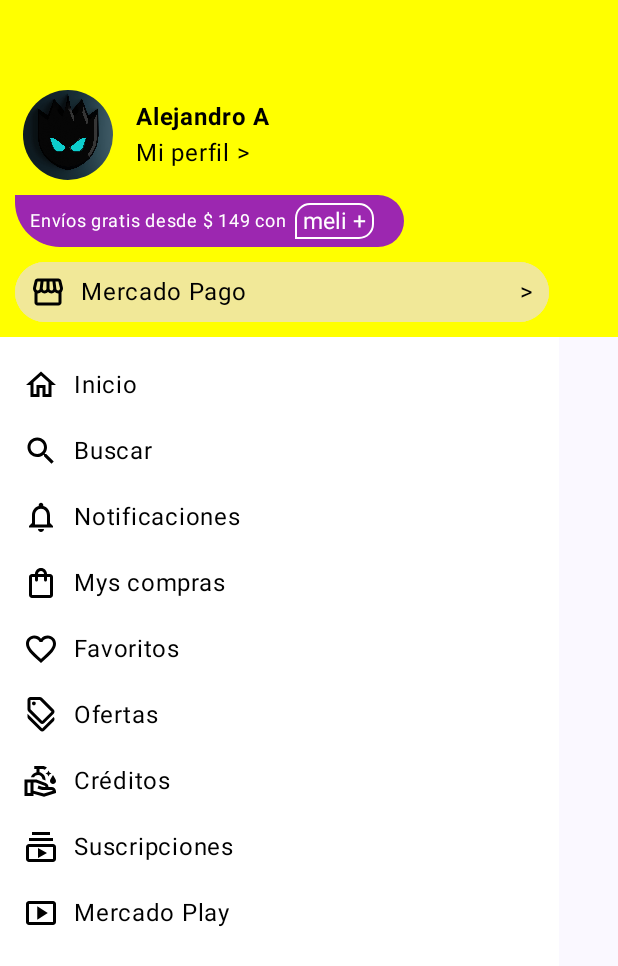
After one commit to alejandro342/BottomNavBar, an Android app built with Jetpack Compose: the composable MyDrawer shown on its own in the app's theme, on a phone screen of 412 x 824 dp. The commit adds this screen. Shown: the top 966 px of the screen. Run offline under Robolectric (Android 15) with nearby library versions, the phone set to English and light mode, and no system bars.

Commit message:
Diseño de Drawer
Se creo un diseño de un menú Drawer

Co-Authored-By: Alejandro Ambrosio <67438573+alejandro342@users.noreply.github.com>

```diff
--- a/app/src/main/java/com/alejandro_dev_links/bottomnavbar/MainActivity.kt
+++ b/app/src/main/java/com/alejandro_dev_links/bottomnavbar/MainActivity.kt
@@ -10,6 +10,7 @@
 import androidx.compose.runtime.Composable
 import androidx.compose.ui.Modifier
 import androidx.compose.ui.tooling.preview.Preview
+import com.alejandro_dev_links.bottomnavbar.presentation.navigationdrawer.components.NavigationDrawerContent
 import com.alejandro_dev_links.bottomnavbar.ui.theme.BottomNavBarTheme
 
 class MainActivity : ComponentActivity() {
@@ -22,25 +23,9 @@
                     modifier = Modifier.fillMaxSize(),
                     color = MaterialTheme.colorScheme.background
                 ) {
-                    Greeting("Android")
+                    NavigationDrawerContent()
                 }
             }
         }
     }
 }
-
-@Composable
-fun Greeting(name: String, modifier: Modifier = Modifier) {
-    Text(
-        text = "Hello $name!",
-        modifier = modifier
-    )
-}
-
-@Preview(showBackground = true)
-@Composable
-fun GreetingPreview() {
-    BottomNavBarTheme {
-        Greeting("Android")
-    }
-}
--- /dev/null
+++ b/app/src/main/java/com/alejandro_dev_links/bottomnavbar/presentation/navigationdrawer/components/MyDrawer.kt
@@ -0,0 +1,260 @@
+package com.alejandro_dev_links.bottomnavbar.presentation.navigationdrawer.components
+
+import androidx.compose.foundation.BorderStroke
+import androidx.compose.foundation.Image
+import androidx.compose.foundation.background
+import androidx.compose.foundation.layout.Arrangement
+import androidx.compose.foundation.layout.Column
+import androidx.compose.foundation.layout.Row
+import androidx.compose.foundation.layout.Spacer
+import androidx.compose.foundation.layout.fillMaxHeight
+import androidx.compose.foundation.layout.fillMaxWidth
+import androidx.compose.foundation.layout.height
+import androidx.compose.foundation.layout.padding
+import androidx.compose.foundation.layout.size
+import androidx.compose.foundation.layout.width
+import androidx.compose.foundation.shape.RoundedCornerShape
+import androidx.compose.material.ScaffoldState
+import androidx.compose.material.icons.Icons
+import androidx.compose.material.icons.filled.Storefront
+import androidx.compose.material.icons.outlined.CleanHands
+import androidx.compose.material.icons.outlined.Discount
+import androidx.compose.material.icons.outlined.FavoriteBorder
+import androidx.compose.material.icons.outlined.Home
+import androidx.compose.material.icons.outlined.Notifications
+import androidx.compose.material.icons.outlined.Search
+import androidx.compose.material.icons.outlined.ShoppingBag
+import androidx.compose.material.icons.outlined.SmartDisplay
+import androidx.compose.material.icons.outlined.Subscriptions
+import androidx.compose.material3.Card
+import androidx.compose.material3.CardDefaults
+import androidx.compose.material3.Text
+import androidx.compose.runtime.Composable
+import androidx.compose.ui.Alignment
+import androidx.compose.ui.Modifier
+import androidx.compose.ui.draw.clip
+import androidx.compose.ui.graphics.Color
+import androidx.compose.ui.layout.ContentScale
+import androidx.compose.ui.res.painterResource
+import androidx.compose.ui.text.font.FontWeight
+import androidx.compose.ui.unit.dp
+import androidx.compose.ui.unit.sp
+import com.alejandro_dev_links.bottomnavbar.R
+import com.alejandro_dev_links.bottomnavbar.ui.theme.MyColorPurple
+import com.alejandro_dev_links.bottomnavbar.ui.theme.MyColorYellow
+import kotlinx.coroutines.CoroutineScope
+
+@Composable
+fun MyDrawer(
+    scope: CoroutineScope,
+    scaffoldState: ScaffoldState
+) {
+
+    Column(modifier = Modifier.fillMaxHeight()) {
+        Column(
+            modifier = Modifier
+                .background(Color.Yellow)
+                .fillMaxWidth(),
+            verticalArrangement = Arrangement.Center
+        ) {
+            Spacer(modifier = Modifier.height(60.dp))
+            Row(modifier = Modifier, verticalAlignment = Alignment.CenterVertically) {
+                Spacer(modifier = Modifier.width(15.dp))
+                Image(
+                    painterResource(
+                        id = R.drawable.profile
+                    ),
+                    contentDescription = "",
+                    modifier = Modifier
+                        .size(60.dp)
+                        .clip(
+                            shape = RoundedCornerShape(
+                                50
+                            )
+                        ),
+                    contentScale = ContentScale.Crop,
+                    alignment = Alignment.CenterStart
+                )
+                Spacer(modifier = Modifier.width(15.dp))
+                Column {
+                    Text(
+                        text = "Alejandro A",
+                        color = Color.Black,
+                        fontWeight = FontWeight.Bold,
+                        fontSize = 16.sp
+                    )
+                    Text(text = "Mi perfil >", color = Color.Black)
+                }
+            }
+            Spacer(modifier = Modifier.height(10.dp))
+            Card(
+                modifier = Modifier
+                    .padding(horizontal = 10.dp),
+                colors = CardDefaults.cardColors(
+                    containerColor = MyColorPurple,
+                    contentColor = Color.White
+                ),
+                shape = RoundedCornerShape(
+                    topStart = 0.dp,
+                    topEnd = 30.dp,
+                    bottomStart = 30.dp,
+                    bottomEnd = 30.dp
+                )
+
+            ) {
+                Row(
+                    modifier = Modifier.padding(
+                        start = 10.dp,
+                        top = 5.dp,
+                        bottom = 5.dp,
+                        end = 20.dp
+                    )
+                ) {
+                    Text(
+                        text = "Envíos gratis desde $ 149 con",
+                        fontSize = 12.sp,
+                        color = Color.White
+                    )
+                    Spacer(modifier = Modifier.width(5.dp))
+                    Card(
+                        modifier = Modifier,
+                        shape = RoundedCornerShape(
+                            topStart = 10.dp,
+                            topEnd = 10.dp,
+                            bottomStart = 0.dp,
+                            bottomEnd = 10.dp
+                        ),
+                        colors = CardDefaults.cardColors(
+                            containerColor = Color.Transparent
+                        ),
+                        border = BorderStroke(1.dp, Color.White)
+                    ) {
+                        Text(
+                            text = "meli +",
+                            fontSize = 15.sp,
+                            color = Color.White,
+                            modifier = Modifier.padding(horizontal = 5.dp)
+                        )
+                    }
+                }
+            }
+            Spacer(modifier = Modifier.height(10.dp))
+            Card(
+                modifier = Modifier
+                    .padding(horizontal = 10.dp),
+                shape = RoundedCornerShape(
+                    topStart = 20.dp,
+                    topEnd = 20.dp,
+                    bottomStart = 20.dp,
+                    bottomEnd = 20.dp
+                )
+            ) {
+                Row(
+                    modifier = Modifier
+                        .background(MyColorYellow)
+                        .padding(horizontal = 10.dp)
+                        .height(40.dp),
+                    verticalAlignment = Alignment.CenterVertically,
+                    horizontalArrangement = Arrangement.Center,
+                ) {
+                    Image(imageVector = Icons.Default.Storefront, contentDescription = "")
+                    Spacer(modifier = Modifier.width(10.dp))
+                    Text(text = "Mercado Pago", color = Color.Black)
+                    Spacer(modifier = Modifier.fillMaxWidth(0.8f))
+                    Text(text = ">", color = Color.Black)
+                }
+
+            }
+            Spacer(modifier = Modifier.height(10.dp))
+        }
+        Column(
+            modifier = Modifier
+                .background(Color.White)
+                .padding(start = 15.dp)
+                .fillMaxHeight()
+                .fillMaxWidth(0.9f)
+        ) {
+            Spacer(modifier = Modifier.height(20.dp))
+            Row(
+                modifier = Modifier,
+                verticalAlignment = Alignment.CenterVertically
+            ) {
+                Image(imageVector = Icons.Outlined.Home, contentDescription = "")
+                Spacer(modifier = Modifier.width(10.dp))
+                Text(text = "Inicio", color = Color.Black)
+            }
+            Spacer(modifier = Modifier.height(20.dp))
+            Row(
+                modifier = Modifier,
+                verticalAlignment = Alignment.CenterVertically
+            ) {
+                Image(imageVector = Icons.Outlined.Search, contentDescription = "")
+                Spacer(modifier = Modifier.width(10.dp))
+                Text(text = "Buscar", color = Color.Black)
+            }
+            Spacer(modifier = Modifier.height(20.dp))
+            Row(
+                modifier = Modifier,
+                verticalAlignment = Alignment.CenterVertically
+            ) {
+                Image(imageVector = Icons.Outlined.Notifications, contentDescription = "")
+                Spacer(modifier = Modifier.width(10.dp))
+                Text(text = "Notificaciones", color = Color.Black)
+            }
+            Spacer(modifier = Modifier.height(20.dp))
+            Row(
+                modifier = Modifier,
+                verticalAlignment = Alignment.CenterVertically
+            ) {
+                Image(imageVector = Icons.Outlined.ShoppingBag, contentDescription = "")
+                Spacer(modifier = Modifier.width(10.dp))
+                Text(text = "Mys compras", color = Color.Black)
+            }
+            Spacer(modifier = Modifier.height(20.dp))
+            Row(
+                modifier = Modifier,
+                verticalAlignment = Alignment.CenterVertically
+            ) {
+                Image(imageVector = Icons.Outlined.FavoriteBorder, contentDescription = "")
+                Spacer(modifier = Modifier.width(10.dp))
+                Text(text = "Favoritos", color = Color.Black)
+            }
+            Spacer(modifier = Modifier.height(20.dp))
+            Row(
+                modifier = Modifier,
+                verticalAlignment = Alignment.CenterVertically
+            ) {
+                Image(imageVector = Icons.Outlined.Discount, contentDescription = "")
+                Spacer(modifier = Modifier.width(10.dp))
+                Text(text = "Ofertas", color = Color.Black)
+            }
+            Spacer(modifier = Modifier.height(20.dp))
+            Row(
+                modifier = Modifier,
+                verticalAlignment = Alignment.CenterVertically
+            ) {
+                Image(imageVector = Icons.Outlined.CleanHands, contentDescription = "")
+                Spacer(modifier = Modifier.width(10.dp))
+                Text(text = "Créditos", color = Color.Black)
+            }
+            Spacer(modifier = Modifier.height(20.dp))
+            Row(
+                modifier = Modifier,
+                verticalAlignment = Alignment.CenterVertically
+            ) {
+                Image(imageVector = Icons.Outlined.Subscriptions, contentDescription = "")
+                Spacer(modifier = Modifier.width(10.dp))
+                Text(text = "Suscripciones", color = Color.Black)
+            }
+            Spacer(modifier = Modifier.height(20.dp))
+            Row(
+                modifier = Modifier,
+                verticalAlignment = Alignment.CenterVertically
+            ) {
+                Image(imageVector = Icons.Outlined.SmartDisplay, contentDescription = "")
+                Spacer(modifier = Modifier.width(10.dp))
+                Text(text = "Mercado Play", color = Color.Black)
+            }
+        }
+    }
+}
--- /dev/null
+++ b/app/src/main/java/com/alejandro_dev_links/bottomnavbar/presentation/navigationdrawer/components/MyTopBar.kt
@@ -0,0 +1,58 @@
+package com.alejandro_dev_links.bottomnavbar.presentation.navigationdrawer.components
+
+import androidx.compose.material.IconButton
+import androidx.compose.material.ScaffoldState
+import androidx.compose.material.TopAppBar
+import androidx.compose.material.icons.Icons
+import androidx.compose.material.icons.filled.Menu
+import androidx.compose.material.icons.filled.Search
+import androidx.compose.material.icons.filled.Settings
+import androidx.compose.material.icons.outlined.Menu
+import androidx.compose.material.icons.outlined.Search
+import androidx.compose.material.icons.outlined.Settings
+import androidx.compose.material3.ExperimentalMaterial3Api
+import androidx.compose.material3.Icon
+import androidx.compose.material3.Text
+import androidx.compose.material3.TopAppBarDefaults
+import androidx.compose.runtime.Composable
+import androidx.compose.ui.Modifier
+import androidx.compose.ui.graphics.Color
+import kotlinx.coroutines.CoroutineScope
+import kotlinx.coroutines.launch
+
+@OptIn(ExperimentalMaterial3Api::class)
+@Composable
+fun MyTopBar(
+    scope: CoroutineScope,
+    scaffoldState: ScaffoldState
+) {
+
+        TopAppBar(title = { Text(text = "Menu", color = Color.White) },
+            navigationIcon = {
+                IconButton(onClick = {
+                    scope.launch {
+                        scaffoldState.drawerState.open()
+                    }
+                }) {
+                    Icon(
+                        imageVector = Icons.Outlined.Menu, contentDescription = null,
+                        tint = Color.White
+                    )
+                }
+            },
+            actions = {
+                IconButton(onClick = { /*TODO: Display SnapBar*/ }, modifier = Modifier) {
+                    Icon(
+                        imageVector = Icons.Outlined.Search, contentDescription = null,
+                        tint = Color.White
+                    )
+                }
+                IconButton(onClick = { /*TODO: Display Settings*/ }) {
+                    Icon(
+                        imageVector = Icons.Outlined.Settings, contentDescription = null,
+                        tint = Color.White
+                    )
+                }
+            })
+
+}
--- /dev/null
+++ b/app/src/main/java/com/alejandro_dev_links/bottomnavbar/presentation/navigationdrawer/components/NavigationDrawerContent.kt
@@ -0,0 +1,35 @@
+package com.alejandro_dev_links.bottomnavbar.presentation.navigationdrawer.components
+
+import android.annotation.SuppressLint
+import androidx.compose.material.DrawerValue
+import androidx.compose.material.Scaffold
+import androidx.compose.material.rememberDrawerState
+import androidx.compose.material.rememberScaffoldState
+import androidx.compose.material3.ExperimentalMaterial3Api
+import androidx.compose.material3.TopAppBarDefaults
+import androidx.compose.runtime.Composable
+import androidx.compose.runtime.rememberCoroutineScope
+import androidx.compose.ui.unit.dp
+
+@OptIn(ExperimentalMaterial3Api::class)
+@SuppressLint("UnusedMaterialScaffoldPaddingParameter")
+
+@Composable
+fun NavigationDrawerContent() {
+    val scaffoldState = rememberScaffoldState(
+        drawerState = rememberDrawerState(initialValue = DrawerValue.Closed)
+    )
+    val scope = rememberCoroutineScope()
+    Scaffold(
+        scaffoldState = scaffoldState,
+        topBar = {
+            MyTopBar(scope = scope, scaffoldState = scaffoldState)
+        },
+        drawerContent = {
+            MyDrawer(scope = scope, scaffoldState = scaffoldState)
+        },
+        drawerElevation = 20.dp,
+        drawerGesturesEnabled = true
+    ) {
+    }
+}
--- a/app/src/main/java/com/alejandro_dev_links/bottomnavbar/ui/theme/Color.kt
+++ b/app/src/main/java/com/alejandro_dev_links/bottomnavbar/ui/theme/Color.kt
@@ -9,3 +9,7 @@
 val Purple40 = Color(0xFF6650a4)
 val PurpleGrey40 = Color(0xFF625b71)
 val Pink40 = Color(0xFF7D5260)
+
+val MyColorPurple = Color(0xFF9C27B0)
+val MyColorPurple2 = Color(0xFFE91E63)
+val MyColorYellow = Color(0xB7F7EA79)
```
Also changed, not shown: app/build.gradle.kts (+7 -2 lines), app/src/main/res/drawable/profile.jpg (added).
